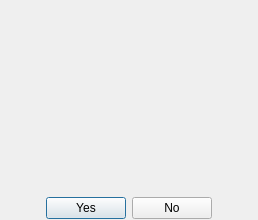
Above: client/base/interface/WithAnotherPlayer.ui from alphaonex86/CatchChallenger before the change. Below: the same form after it.
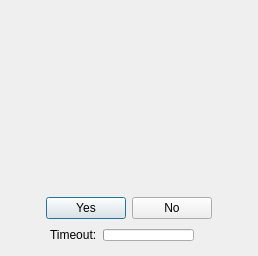
That is the form after the change. Icons and pictures are not drawn.

What changed in the file:
```diff
--- a/client/base/interface/WithAnotherPlayer.ui
+++ b/client/base/interface/WithAnotherPlayer.ui
@@ -7,7 +7,7 @@
     <x>0</x>
     <y>0</y>
     <width>258</width>
-    <height>201</height>
+    <height>228</height>
    </rect>
   </property>
   <property name="windowIcon">
@@ -15,9 +15,6 @@
     <normaloff>:/images/interface/player.png</normaloff>:/images/interface/player.png</iconset>
   </property>
   <layout class="QVBoxLayout" name="verticalLayout">
-   <property name="bottomMargin">
-    <number>1</number>
-   </property>
    <item>
     <layout class="QHBoxLayout" name="horizontalLayout">
      <item>
@@ -146,6 +143,71 @@
      </item>
     </layout>
    </item>
+   <item>
+    <layout class="QHBoxLayout" name="horizontalLayout_3">
+     <item>
+      <spacer name="horizontalSpacer_5">
+       <property name="orientation">
+        <enum>Qt::Horizontal</enum>
+       </property>
+       <property name="sizeHint" stdset="0">
+        <size>
+         <width>40</width>
+         <height>20</height>
+        </size>
+       </property>
+      </spacer>
+     </item>
+     <item>
+      <widget class="QLabel" name="label">
+       <property name="text">
+        <string>Timeout:</string>
+       </property>
+      </widget>
+     </item>
+     <item>
+      <widget class="QProgressBar" name="timeout">
+       <property name="minimumSize">
+        <size>
+         <width>0</width>
+         <height>12</height>
+        </size>
+       </property>
+       <property name="maximumSize">
+        <size>
+         <width>16777215</width>
+         <height>12</height>
+        </size>
+       </property>
+       <property name="maximum">
+        <number>15000</number>
+       </property>
+       <property name="value">
+        <number>0</number>
+       </property>
+       <property name="textVisible">
+        <bool>false</bool>
+       </property>
+      </widget>
+     </item>
+     <item>
+      <widget class="QLabel" name="timeoutLabel"/>
+     </item>
+     <item>
+      <spacer name="horizontalSpacer_6">
+       <property name="orientation">
+        <enum>Qt::Horizontal</enum>
+       </property>
+       <property name="sizeHint" stdset="0">
+        <size>
+         <width>40</width>
+         <height>20</height>
+        </size>
+       </property>
+      </spacer>
+     </item>
+    </layout>
+   </item>
   </layout>
  </widget>
  <resources>
```
Left out of the diff: 4 changed lines with no effect on the pictures.
